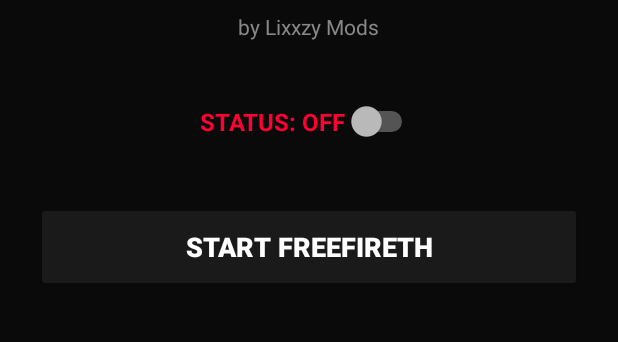
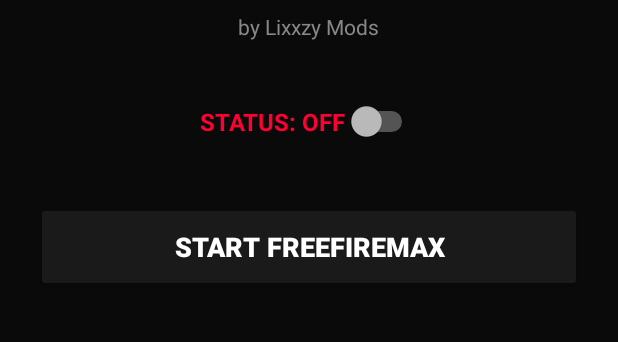
Before and after one commit to lanxjb7-byte/Jdjdjdj, an Android app: the screen it shows after launch (MainActivity), on a phone screen of 412 x 824 dp, the part 508-850 px from its top. Run offline under Robolectric (Android 15) with nearby library versions, the phone set to English and light mode, and no system bars; libraries missing offline, so code that uses them is left out: rikka.shizuku; 1 statement that could not run was skipped.

Commit message:
activity_main.xml

```diff
--- a/app/src/main/res/layout/activity_main.xml
+++ b/app/src/main/res/layout/activity_main.xml
@@ -40,10 +40,10 @@
         android:layout_marginBottom="40dp"/>
 
     <Button
-        android:id="@+id/btnFF"
+        android:id="@+id/btnFFMax"
         android:layout_width="match_parent"
         android:layout_height="60dp"
-        android:text="START FREEFIRETH"
+        android:text="START FREEFIREMAX"
         android:textColor="#FFFFFF"
         android:textSize="18sp"
         android:textStyle="bold"
```
